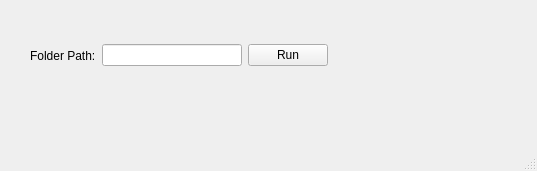
Before: the Qt Designer form li_gui.ui in zach-thompson/Li_GUI, drawn with Qt 5.
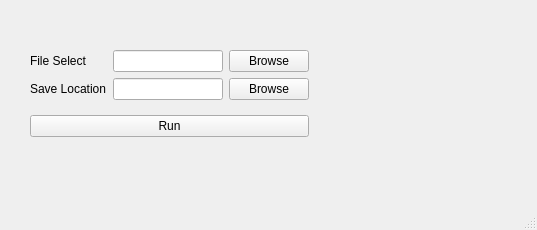
After: the same form once the commit is applied.

```diff
--- a/li_gui.ui
+++ b/li_gui.ui
@@ -7,7 +7,7 @@
     <x>0</x>
     <y>0</y>
     <width>537</width>
-    <height>171</height>
+    <height>230</height>
    </rect>
   </property>
   <property name="windowTitle">
@@ -17,9 +17,9 @@
    <widget class="QLabel" name="is_running">
     <property name="geometry">
      <rect>
-      <x>330</x>
-      <y>50</y>
-      <width>63</width>
+      <x>120</x>
+      <y>70</y>
+      <width>91</width>
       <height>20</height>
      </rect>
     </property>
@@ -31,21 +31,55 @@
     <property name="geometry">
      <rect>
       <x>30</x>
-      <y>40</y>
-      <width>298</width>
-      <height>31</height>
+      <y>41</y>
+      <width>279</width>
+      <height>105</height>
      </rect>
     </property>
-    <layout class="QHBoxLayout" name="horizontalLayout">
+    <layout class="QVBoxLayout" name="verticalLayout">
      <item>
-      <widget class="QLabel" name="path_label">
-       <property name="text">
-        <string>Folder Path:</string>
-       </property>
-      </widget>
-     </item>
-     <item>
-      <widget class="QLineEdit" name="lineEdit"/>
+      <layout class="QGridLayout" name="gridLayout">
+       <item row="0" column="0">
+        <widget class="QLabel" name="path_label">
+         <property name="text">
+          <string>File Select</string>
+         </property>
+        </widget>
+       </item>
+       <item row="0" column="1">
+        <widget class="QLineEdit" name="lineEdit"/>
+       </item>
+       <item row="0" column="2">
+        <widget class="QPushButton" name="browseButton">
+         <property name="text">
+          <string>Browse</string>
+         </property>
+         <property name="checkable">
+          <bool>true</bool>
+         </property>
+        </widget>
+       </item>
+       <item row="1" column="0">
+        <widget class="QLabel" name="path_label_2">
+         <property name="text">
+          <string>Save Location</string>
+         </property>
+        </widget>
+       </item>
+       <item row="1" column="1">
+        <widget class="QLineEdit" name="lineEdit_2"/>
+       </item>
+       <item row="1" column="2">
+        <widget class="QPushButton" name="browseButton_2">
+         <property name="text">
+          <string>Browse</string>
+         </property>
+         <property name="checkable">
+          <bool>true</bool>
+         </property>
+        </widget>
+       </item>
+      </layout>
      </item>
      <item>
       <widget class="QPushButton" name="runButton">
```
